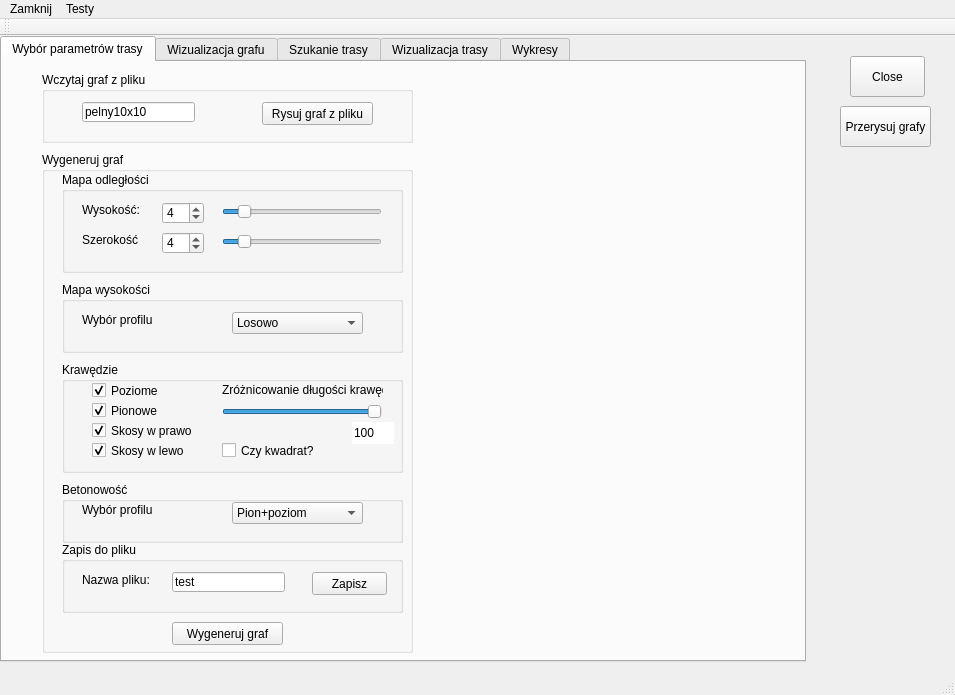
The window that mainwindow.ui (jakpor/Trasy_biegaczy) describes before a commit, drawn with Qt 5.
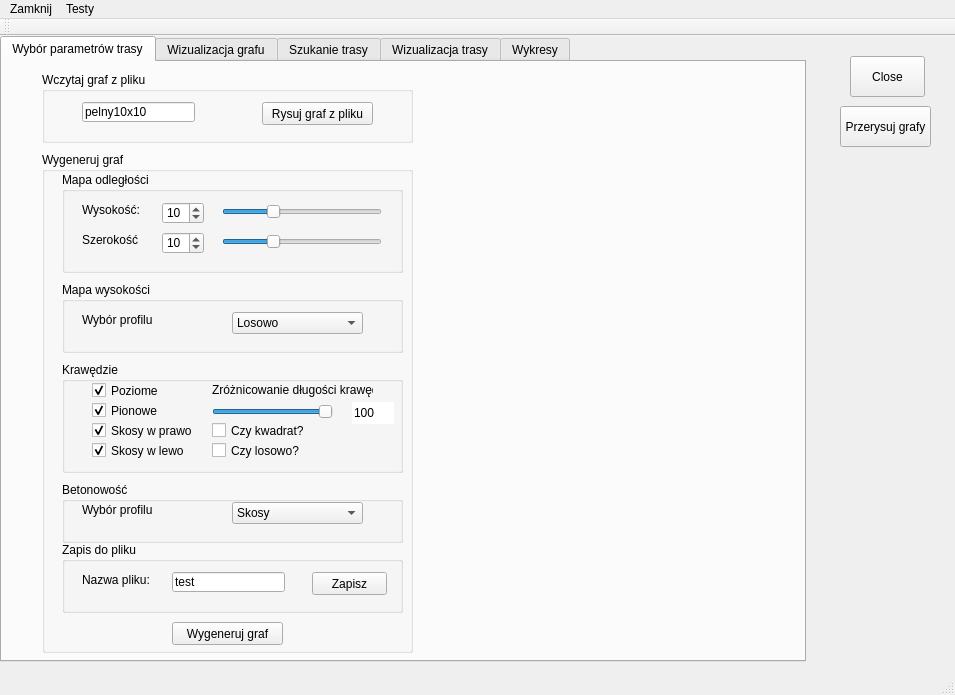
The same window after the commit. Custom widgets are drawn as their Qt base class.

Commit message:
Mapa wysokości i betonu (atrakcyjności) + EKSTRA losowość
Naprawiłem profilowanie góry i ustawianie odpowiednich krawędzi.
Dodałem przycisk "Czy losowo?". Generuję nim totalnie losowy graf (nie
mam 100% pewności, że jest spójny, ale na razie się nie zepsuł).
Prawdziwe wyzwanie dla Dijkstry :100:

The edit to the form file:
```diff
--- a/mainwindow.ui
+++ b/mainwindow.ui
@@ -86,7 +86,7 @@
          <number>200</number>
         </property>
         <property name="value">
-         <number>4</number>
+         <number>10</number>
         </property>
        </widget>
        <widget class="QLabel" name="label_4">
@@ -118,7 +118,7 @@
          <number>200</number>
         </property>
         <property name="value">
-         <number>4</number>
+         <number>10</number>
         </property>
        </widget>
        <widget class="QSlider" name="heightSlider">
@@ -139,8 +139,14 @@
         <property name="maximum">
          <number>31</number>
         </property>
+        <property name="pageStep">
+         <number>2</number>
+        </property>
         <property name="value">
-         <number>4</number>
+         <number>10</number>
+        </property>
+        <property name="sliderPosition">
+         <number>10</number>
         </property>
         <property name="orientation">
          <enum>Qt::Horizontal</enum>
@@ -161,8 +167,14 @@
         <property name="maximum">
          <number>31</number>
         </property>
+        <property name="pageStep">
+         <number>2</number>
+        </property>
         <property name="value">
-         <number>4</number>
+         <number>10</number>
+        </property>
+        <property name="sliderPosition">
+         <number>10</number>
         </property>
         <property name="orientation">
          <enum>Qt::Horizontal</enum>
@@ -304,10 +316,10 @@
        <widget class="QSlider" name="percentageSlider">
         <property name="geometry">
          <rect>
-          <x>160</x>
+          <x>150</x>
           <y>40</y>
-          <width>160</width>
-          <height>19</height>
+          <width>121</width>
+          <height>20</height>
          </rect>
         </property>
         <property name="maximum">
@@ -323,7 +335,7 @@
        <widget class="QLabel" name="label_5">
         <property name="geometry">
          <rect>
-          <x>160</x>
+          <x>150</x>
           <y>20</y>
           <width>161</width>
           <height>16</height>
@@ -337,7 +349,7 @@
         <property name="geometry">
          <rect>
           <x>290</x>
-          <y>60</y>
+          <y>40</y>
           <width>42</width>
           <height>22</height>
          </rect>
@@ -367,8 +379,8 @@
        <widget class="QCheckBox" name="cubeBox">
         <property name="geometry">
          <rect>
-          <x>160</x>
-          <y>80</y>
+          <x>150</x>
+          <y>60</y>
           <width>101</width>
           <height>17</height>
          </rect>
@@ -377,6 +389,19 @@
          <string>Czy kwadrat?</string>
         </property>
        </widget>
+       <widget class="QCheckBox" name="losowoscBox">
+        <property name="geometry">
+         <rect>
+          <x>150</x>
+          <y>80</y>
+          <width>91</width>
+          <height>17</height>
+         </rect>
+        </property>
+        <property name="text">
+         <string>Czy losowo?</string>
+        </property>
+       </widget>
       </widget>
       <widget class="QPushButton" name="createGraphButton">
        <property name="geometry">
@@ -412,6 +437,11 @@
           <height>22</height>
          </rect>
         </property>
+        <item>
+         <property name="text">
+          <string>Skosy</string>
+         </property>
+        </item>
         <item>
          <property name="text">
           <string>Pion+poziom</string>
```
The commit also changes 3 other files.
